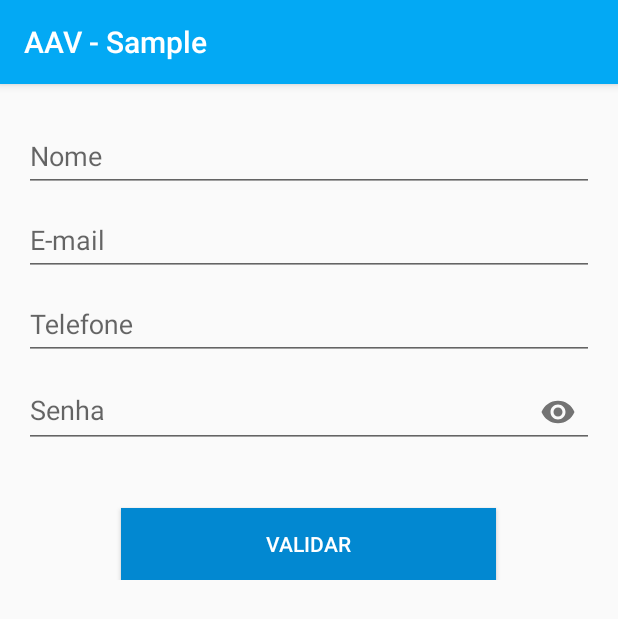
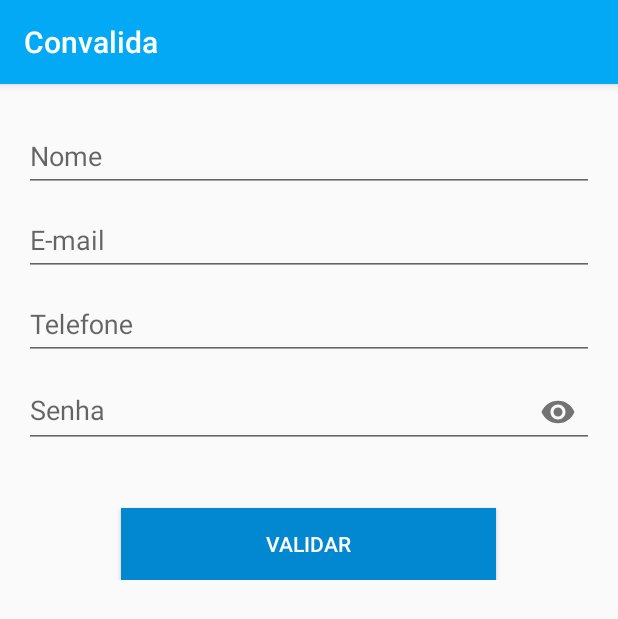
Before and after one commit to wellingtoncosta/convalida, an Android app: the screen it shows after launch (SampleActivity), on a phone screen of 412 x 824 dp. Shown: the top 619 px of the screen. Run offline under Robolectric (Android 15) with nearby library versions, the phone set to English and light mode, and no system bars; our stand-ins replace ButterKnife.

Commit message:
Project rename

```diff
--- a/annotations/src/main/res/values/strings.xml
+++ /dev/null
@@ -1,3 +0,0 @@
-<resources>
-    <string name="app_name">Annotations</string>
-</resources>
--- a/sample/src/main/AndroidManifest.xml
+++ b/sample/src/main/AndroidManifest.xml
@@ -1,6 +1,6 @@
 <?xml version="1.0" encoding="utf-8"?>
 <manifest xmlns:android="http://schemas.android.com/apk/res/android"
-    package="br.com.wellingtoncosta.aav.sample">
+    package="br.com.wellingtoncosta.convalida.sample">
 
     <application
         android:allowBackup="true"
--- /dev/null
+++ b/sample/src/main/java/br/com/wellingtoncosta/convalida/sample/SampleActivity.java
@@ -0,0 +1,42 @@
+package br.com.wellingtoncosta.convalida.sample;
+
+import android.support.design.widget.Snackbar;
+import android.support.design.widget.TextInputLayout;
+import android.support.v7.app.AppCompatActivity;
+import android.os.Bundle;
+import android.widget.LinearLayout;
+
+import butterknife.BindView;
+import butterknife.ButterKnife;
+import butterknife.OnClick;
+
+public class SampleActivity extends AppCompatActivity {
+
+    @BindView(R.id.activity_sample)
+    LinearLayout linearLayout;
+
+    @BindView(R.id.name_layout)
+    TextInputLayout nameLayout;
+
+    @BindView(R.id.email_layout)
+    TextInputLayout emailLayout;
+
+    @BindView(R.id.phone_layout)
+    TextInputLayout phoneLayout;
+
+    @BindView(R.id.password_layout)
+    TextInputLayout passwordLayout;
+
+
+    @Override
+    protected void onCreate(Bundle savedInstanceState) {
+        super.onCreate(savedInstanceState);
+        setContentView(R.layout.activity_sample);
+        ButterKnife.bind(this);
+    }
+
+    @OnClick(R.id.validate_button)
+    public void validateFields() {
+        Snackbar.make(linearLayout, "Validate fields!", Snackbar.LENGTH_LONG).show();
+    }
+}
--- a/sample/src/main/res/layout/activity_sample.xml
+++ b/sample/src/main/res/layout/activity_sample.xml
@@ -12,7 +12,7 @@
     android:orientation="vertical"
     android:focusableInTouchMode="true"
     app:layout_behavior="@string/appbar_scrolling_view_behavior"
-    tools:context="br.com.wellingtoncosta.aav.sample.SampleActivity">
+    tools:context="br.com.wellingtoncosta.convalida.sample.SampleActivity">
 
 
     <android.support.design.widget.TextInputLayout
--- a/sample/src/main/res/values/strings.xml
+++ b/sample/src/main/res/values/strings.xml
@@ -1,5 +1,5 @@
 <resources>
-    <string name="app_name">AAV - Sample</string>
+    <string name="app_name">Convalida</string>
     <string name="name">Nome</string>
     <string name="email">E-mail</string>
     <string name="phone">Telefone</string>
```
Also changed, not shown: annotations/src/main/AndroidManifest.xml (deleted, +0 -9 lines), annotations/src/main/java/br/com/wellingtoncosta/convalida/annotations/EmailValidation.java (added, +18 -0 lines), annotations/src/main/java/br/com/wellingtoncosta/convalida/annotations/NotEmptyValidation.java (added, +18 -0 lines), annotations/src/main/java/br/com/wellingtoncosta/convalida/annotations/PasswordValidation.java (added, +18 -0 lines), sample/build.gradle (+4 -3 lines), 3 other files.
